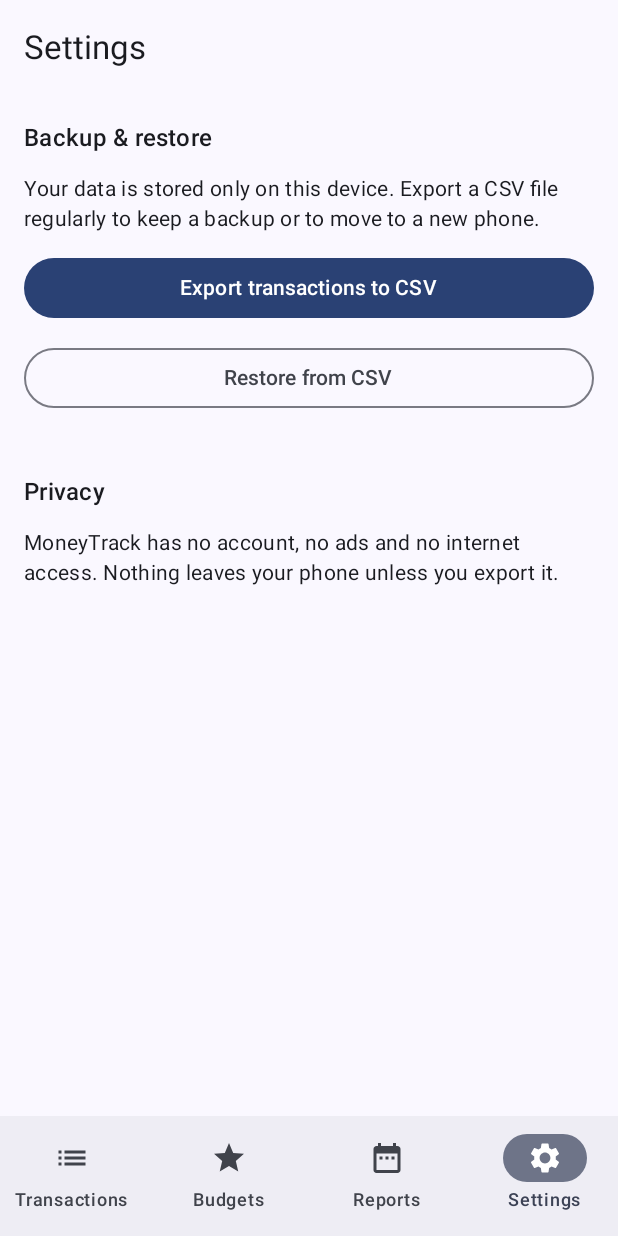
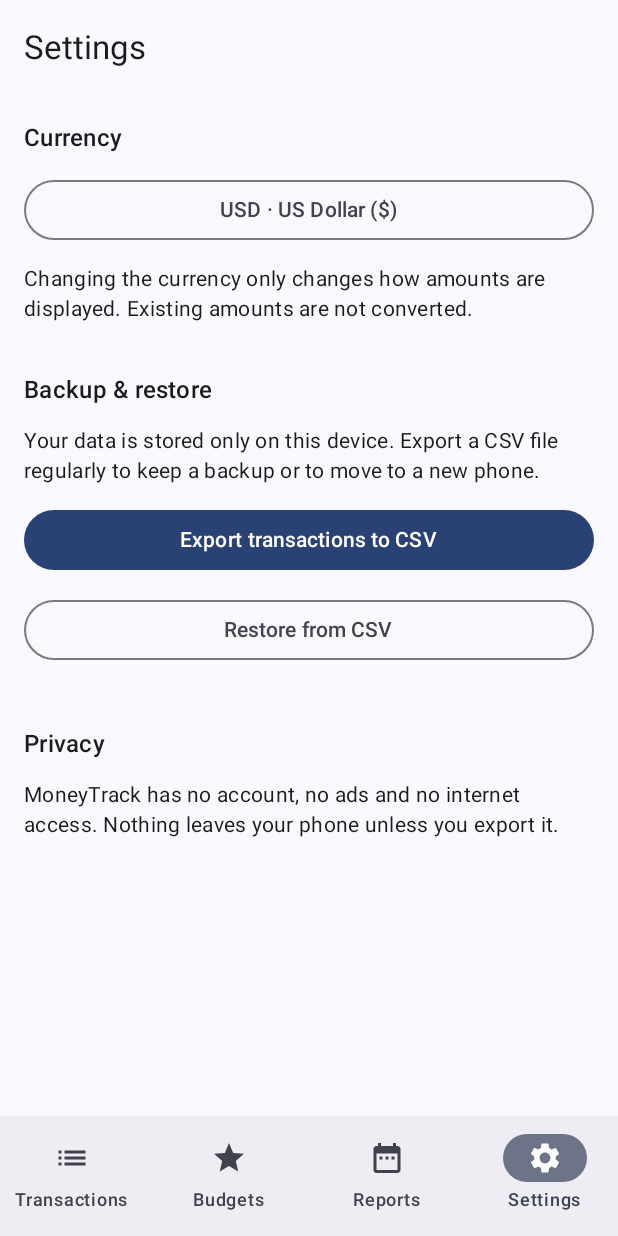
Before and after one commit to IOREBIYI/money-track, an Android app built with Jetpack Compose: the screen it shows after launch (MainActivity), item 4 of the bottom bar chosen, on a phone screen of 412 x 824 dp. Run offline under Robolectric (Android 15) with nearby library versions, the phone set to English and light mode, and no system bars; our stand-ins replace Room's generated code.

Commit message:
Add currency selector and bump to 1.1.0 (versionCode 4)
Settings now has a Currency picker with 39 currencies. The choice is saved
on the device and applied to every amount in the app. It defaults to the
phone's currency when supported. Display only: amounts are not converted.
Adds 16 unit tests (52 total).

Co-Authored-By: Claude Sonnet 5.5 <noreply@anthropic.com>

```diff
--- a/app/build.gradle.kts
+++ b/app/build.gradle.kts
@@ -21,8 +21,8 @@ android {
         applicationId = "com.moneytrack.app"
         minSdk = 26
         targetSdk = 36
-        versionCode = 3
-        versionName = "1.0.2"
+        versionCode = 4
+        versionName = "1.1.0"
     }
 
     signingConfigs {
--- a/app/src/main/java/com/moneytrack/app/MoneyViewModel.kt
+++ b/app/src/main/java/com/moneytrack/app/MoneyViewModel.kt
@@ -1,6 +1,7 @@
 package com.moneytrack.app
 
 import android.app.Application
+import android.content.Context
 import android.net.Uri
 import androidx.lifecycle.AndroidViewModel
 import androidx.lifecycle.viewModelScope
@@ -19,6 +20,19 @@ class MoneyViewModel(app: Application) : AndroidViewModel(app) {
 
     val budgets: StateFlow<List<Budget>> = dao.observeBudgets()
         .stateIn(viewModelScope, SharingStarted.WhileSubscribed(5_000), emptyList())
+
+    private val prefs = app.getSharedPreferences("settings", Context.MODE_PRIVATE)
+
+    private val _currency = MutableStateFlow(
+        Currencies.byCode(prefs.getString("currency", null)) ?: Currencies.default()
+    )
+    val currency: StateFlow<AppCurrency> = _currency
+
+    /** Display only: existing amounts are NOT converted. */
+    fun setCurrency(c: AppCurrency) {
+        _currency.value = c
+        prefs.edit().putString("currency", c.code).apply()
+    }
 
     private val _month = MutableStateFlow(YearMonth.now())
     val month: StateFlow<YearMonth> = _month
--- /dev/null
+++ b/app/src/main/java/com/moneytrack/app/data/Currencies.kt
@@ -0,0 +1,77 @@
+package com.moneytrack.app.data
+
+import java.math.BigDecimal
+import java.text.NumberFormat
+import java.util.Currency
+import java.util.Locale
+
+data class AppCurrency(val code: String, val name: String, val symbol: String)
+
+object Currencies {
+    val all: List<AppCurrency> = listOf(
+        AppCurrency("USD", "US Dollar", "$"),
+        AppCurrency("EUR", "Euro", "€"),
+        AppCurrency("GBP", "British Pound", "£"),
+        AppCurrency("NGN", "Nigerian Naira", "₦"),
+        AppCurrency("GHS", "Ghanaian Cedi", "GH₵"),
+        AppCurrency("KES", "Kenyan Shilling", "KSh"),
+        AppCurrency("UGX", "Ugandan Shilling", "USh"),
+        AppCurrency("TZS", "Tanzanian Shilling", "TSh"),
+        AppCurrency("ZAR", "South African Rand", "R"),
+        AppCurrency("EGP", "Egyptian Pound", "E£"),
+        AppCurrency("XOF", "West African CFA Franc", "CFA"),
+        AppCurrency("INR", "Indian Rupee", "₹"),
+        AppCurrency("PKR", "Pakistani Rupee", "Rs"),
+        AppCurrency("BDT", "Bangladeshi Taka", "৳"),
+        AppCurrency("JPY", "Japanese Yen", "¥"),
+        AppCurrency("CNY", "Chinese Yuan", "CN¥"),
+        AppCurrency("KRW", "South Korean Won", "₩"),
+        AppCurrency("IDR", "Indonesian Rupiah", "Rp"),
+        AppCurrency("PHP", "Philippine Peso", "₱"),
+        AppCurrency("SGD", "Singapore Dollar", "S$"),
+        AppCurrency("MYR", "Malaysian Ringgit", "RM"),
+        AppCurrency("THB", "Thai Baht", "฿"),
+        AppCurrency("VND", "Vietnamese Dong", "₫"),
+        AppCurrency("AED", "UAE Dirham", "AED"),
+        AppCurrency("SAR", "Saudi Riyal", "SAR"),
+        AppCurrency("TRY", "Turkish Lira", "₺"),
+        AppCurrency("CAD", "Canadian Dollar", "CA$"),
+        AppCurrency("AUD", "Australian Dollar", "A$"),
+        AppCurrency("NZD", "New Zealand Dollar", "NZ$"),
+        AppCurrency("MXN", "Mexican Peso", "MX$"),
+        AppCurrency("BRL", "Brazilian Real", "R$"),
+        AppCurrency("ARS", "Argentine Peso", "AR$"),
+        AppCurrency("CHF", "Swiss Franc", "CHF"),
+        AppCurrency("SEK", "Swedish Krona", "kr"),
+        AppCurrency("NOK", "Norwegian Krone", "kr"),
+        AppCurrency("DKK", "Danish Krone", "kr"),
+        AppCurrency("PLN", "Polish Zloty", "zł"),
+        AppCurrency("RUB", "Russian Ruble", "₽"),
+        AppCurrency("UAH", "Ukrainian Hryvnia", "₴"),
+    )
+
+    fun byCode(code: String?): AppCurrency? = all.firstOrNull { it.code == code }
+
+    /** The device's own currency if we support it, otherwise US Dollar. */
+    fun default(locale: Locale = Locale.getDefault()): AppCurrency {
+        val code = runCatching { Currency.getInstance(locale).currencyCode }.getOrNull()
+        return byCode(code) ?: all.first()
+    }
+}
+
+/**
+ * Formats an amount held in minor units (cents) for display, e.g. 123456 -> "$1,234.56".
+ * Always shows two decimals because amounts are stored as whole hundredths.
+ * This only changes how a number is shown; it never converts between currencies.
+ */
+fun formatMoney(cents: Long, currency: AppCurrency, locale: Locale = Locale.getDefault()): String {
+    val nf = NumberFormat.getNumberInstance(locale).apply {
+        minimumFractionDigits = 2
+        maximumFractionDigits = 2
+    }
+    val body = nf.format(BigDecimal.valueOf(cents).abs().movePointLeft(2))
+    val sign = if (cents < 0) "-" else ""
+    // Letter-only multi-character symbols read better with a space ("CHF 5.00", "KSh 5.00").
+    val gap = if (currency.symbol.length > 1 && currency.symbol.all { it.isLetter() }) " " else ""
+    return sign + currency.symbol + gap + body
+}
--- a/app/src/main/java/com/moneytrack/app/ui/AppRoot.kt
+++ b/app/src/main/java/com/moneytrack/app/ui/AppRoot.kt
@@ -36,7 +36,9 @@ fun AppRoot(vm: MoneyViewModel) {
     val transactions by vm.transactions.collectAsStateWithLifecycle()
     val budgets by vm.budgets.collectAsStateWithLifecycle()
     val month by vm.month.collectAsStateWithLifecycle()
+    val currency by vm.currency.collectAsStateWithLifecycle()
 
+    CompositionLocalProvider(LocalCurrency provides currency) {
     Scaffold(
         topBar = { TopAppBar(title = { Text(tab.label) }) },
         snackbarHost = { SnackbarHost(snackbar) },
@@ -81,6 +83,7 @@ fun AppRoot(vm: MoneyViewModel) {
             onDelete = { editing?.let(vm::delete); showEditor = false },
         )
     }
+    }
 }
 
 @Composable
--- a/app/src/main/java/com/moneytrack/app/ui/SettingsScreen.kt
+++ b/app/src/main/java/com/moneytrack/app/ui/SettingsScreen.kt
@@ -2,18 +2,28 @@ package com.moneytrack.app.ui
 
 import androidx.activity.compose.rememberLauncherForActivityResult
 import androidx.activity.result.contract.ActivityResultContracts
+import androidx.compose.foundation.clickable
 import androidx.compose.foundation.layout.*
+import androidx.compose.foundation.lazy.LazyColumn
+import androidx.compose.foundation.lazy.items
+import androidx.compose.foundation.rememberScrollState
+import androidx.compose.foundation.verticalScroll
 import androidx.compose.material3.*
 import androidx.compose.runtime.*
+import androidx.compose.ui.Alignment
 import androidx.compose.ui.Modifier
 import androidx.compose.ui.unit.dp
+import androidx.lifecycle.compose.collectAsStateWithLifecycle
 import com.moneytrack.app.MoneyViewModel
+import com.moneytrack.app.data.Currencies
 import kotlinx.coroutines.launch
 
 @Composable
 fun SettingsScreen(vm: MoneyViewModel, snackbar: SnackbarHostState) {
     val scope = rememberCoroutineScope()
     var pendingImport by remember { mutableStateOf<android.net.Uri?>(null) }
+    var showCurrencyPicker by remember { mutableStateOf(false) }
+    val currency by vm.currency.collectAsStateWithLifecycle()
 
     val exporter = rememberLauncherForActivityResult(ActivityResultContracts.CreateDocument("text/csv")) { uri ->
         if (uri != null) scope.launch { snackbar.showSnackbar(vm.exportCsv(uri)) }
@@ -22,7 +32,20 @@ fun SettingsScreen(vm: MoneyViewModel, snackbar: SnackbarHostState) {
         if (uri != null) pendingImport = uri
     }
 
-    Column(Modifier.fillMaxSize().padding(16.dp), verticalArrangement = Arrangement.spacedBy(12.dp)) {
+    Column(
+        Modifier.fillMaxSize().verticalScroll(rememberScrollState()).padding(16.dp),
+        verticalArrangement = Arrangement.spacedBy(12.dp),
+    ) {
+        Text("Currency", style = MaterialTheme.typography.titleMedium)
+        OutlinedButton(onClick = { showCurrencyPicker = true }, Modifier.fillMaxWidth()) {
+            Text("${currency.code} · ${currency.name} (${currency.symbol})")
+        }
+        Text(
+            "Changing the currency only changes how amounts are displayed. Existing amounts are not converted.",
+            style = MaterialTheme.typography.bodyMedium,
+        )
+
+        Spacer(Modifier.height(8.dp))
         Text("Backup & restore", style = MaterialTheme.typography.titleMedium)
         Text(
             "Your data is stored only on this device. Export a CSV file regularly to keep a backup " +
@@ -45,6 +68,34 @@ fun SettingsScreen(vm: MoneyViewModel, snackbar: SnackbarHostState) {
         )
     }
 
+    if (showCurrencyPicker) {
+        AlertDialog(
+            onDismissRequest = { showCurrencyPicker = false },
+            title = { Text("Choose currency") },
+            text = {
+                LazyColumn(Modifier.heightIn(max = 420.dp)) {
+                    items(Currencies.all, key = { it.code }) { c ->
+                        Row(
+                            Modifier.fillMaxWidth()
+                                .clickable { vm.setCurrency(c); showCurrencyPicker = false }
+                                .padding(vertical = 10.dp),
+                            verticalAlignment = Alignment.CenterVertically,
+                        ) {
+                            RadioButton(selected = c.code == currency.code, onClick = null)
+                            Spacer(Modifier.width(12.dp))
+                            Column(Modifier.weight(1f)) {
+                                Text(c.name, style = MaterialTheme.typography.bodyLarge)
+                                Text(c.code, style = MaterialTheme.typography.labelMedium)
+                            }
+                            Text(c.symbol, style = MaterialTheme.typography.titleMedium)
+                        }
+                    }
+                }
+            },
+            confirmButton = { TextButton(onClick = { showCurrencyPicker = false }) { Text("Close") } },
+        )
+    }
+
     pendingImport?.let { uri ->
         AlertDialog(
             onDismissRequest = { pendingImport = null },
--- a/app/src/main/java/com/moneytrack/app/ui/Theme.kt
+++ b/app/src/main/java/com/moneytrack/app/ui/Theme.kt
@@ -4,9 +4,12 @@ import android.os.Build
 import androidx.compose.foundation.isSystemInDarkTheme
 import androidx.compose.material3.*
 import androidx.compose.runtime.Composable
+import androidx.compose.runtime.ReadOnlyComposable
+import androidx.compose.runtime.compositionLocalOf
 import androidx.compose.ui.graphics.Color
 import androidx.compose.ui.platform.LocalContext
-import java.text.NumberFormat
+import com.moneytrack.app.data.Currencies
+import com.moneytrack.app.data.formatMoney
 import java.time.LocalDate
 import java.time.YearMonth
 import java.time.format.DateTimeFormatter
@@ -33,7 +36,12 @@ fun MoneyTheme(content: @Composable () -> Unit) {
     MaterialTheme(colorScheme = scheme, content = content)
 }
 
-fun money(cents: Long): String = NumberFormat.getCurrencyInstance().format(cents / 100.0)
+/** The currency amounts are currently displayed in; provided by [AppRoot] from the saved setting. */
+val LocalCurrency = compositionLocalOf { Currencies.all.first() }
+
+@Composable
+@ReadOnlyComposable
+fun money(cents: Long): String = formatMoney(cents, LocalCurrency.current)
 
 fun YearMonth.label(): String =
     "${month.getDisplayName(TextStyle.FULL, Locale.getDefault())} $year"
--- a/app/src/main/java/com/moneytrack/app/ui/TransactionsScreen.kt
+++ b/app/src/main/java/com/moneytrack/app/ui/TransactionsScreen.kt
@@ -107,6 +107,7 @@ fun TransactionEditor(
                 OutlinedTextField(
                     value = amount, onValueChange = { amount = it },
                     label = { Text("Amount") }, singleLine = true,
+                    prefix = { Text(LocalCurrency.current.symbol) },
                     isError = amount.isNotEmpty() && (cents == null || cents <= 0),
                     keyboardOptions = KeyboardOptions(keyboardType = KeyboardType.Decimal),
                 )
```
Also changed, not shown: 2 other files.
